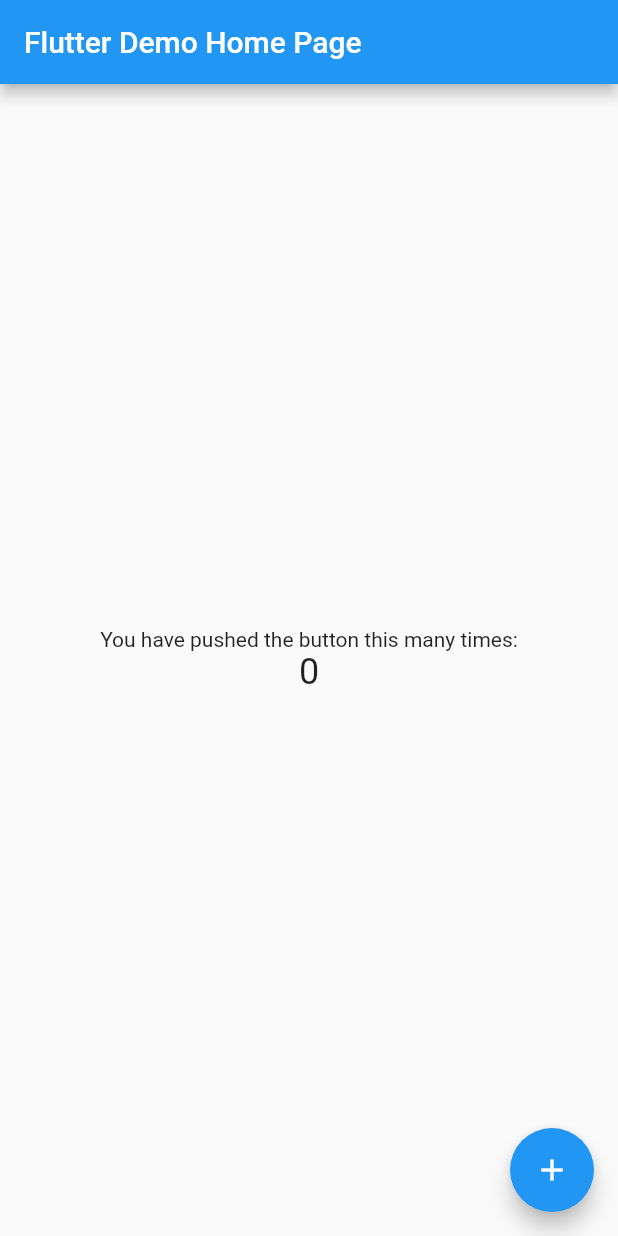
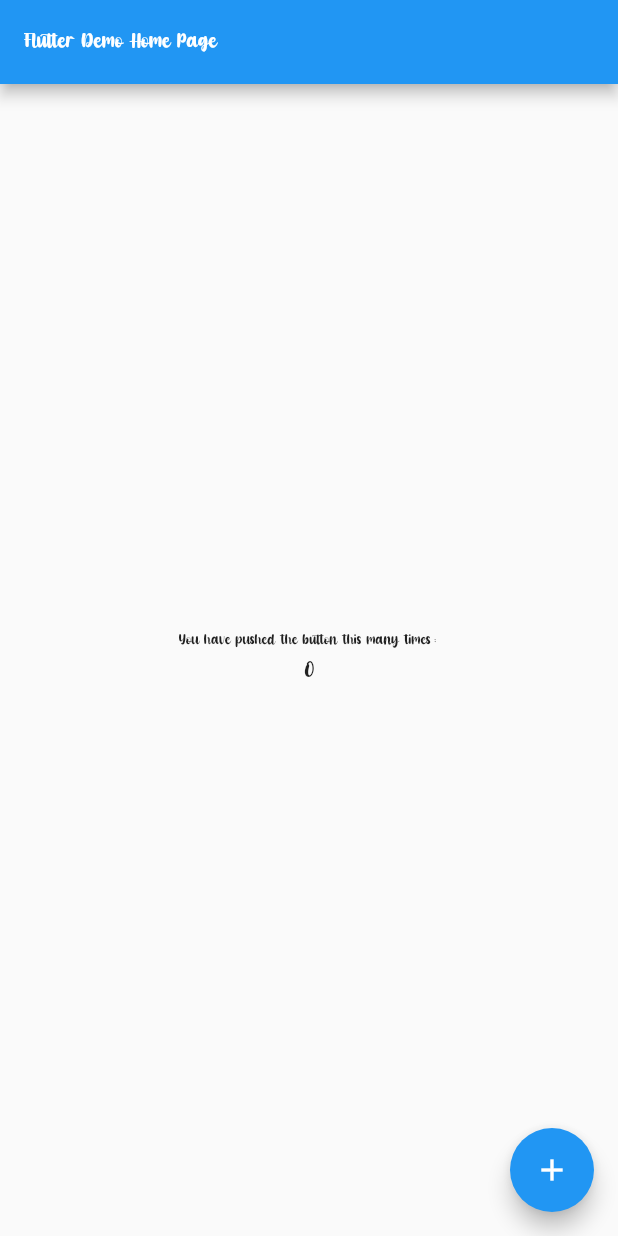
Before and after one commit to derFogel/test, a Flutter app: the screen it shows after launch, on a phone screen of 412 x 824 dp. Run offline on Flutter 3.47's test engine with Material 2 defaults, Android fonts, the phone set to English and light mode, and no system bars.

Commit message:
added font

```diff
--- a/lib/main.dart
+++ b/lib/main.dart
@@ -23,6 +23,7 @@ class MyApp extends StatelessWidget {
         // Notice that the counter didn't reset back to zero; the application
         // is not restarted.
         primarySwatch: Colors.blue,
+        fontFamily: 'Cute-Cartoon',
       ),
       home: MyHomePage(title: 'Flutter Demo Home Page'),
     );
--- a/pubspec.yaml
+++ b/pubspec.yaml
@@ -44,6 +44,11 @@ flutter:
   # the material Icons class.
   uses-material-design: true
 
+  fonts:
+  - family: Cute-Cartoon
+    fonts:
+      - asset: fonts/Cute-Cartoon.ttf
+
   # To add assets to your application, add an assets section, like this:
   # assets:
   #   - images/a_dot_burr.jpeg
```
Also changed, not shown: fonts/Cute-Cartoon.ttf (added).
